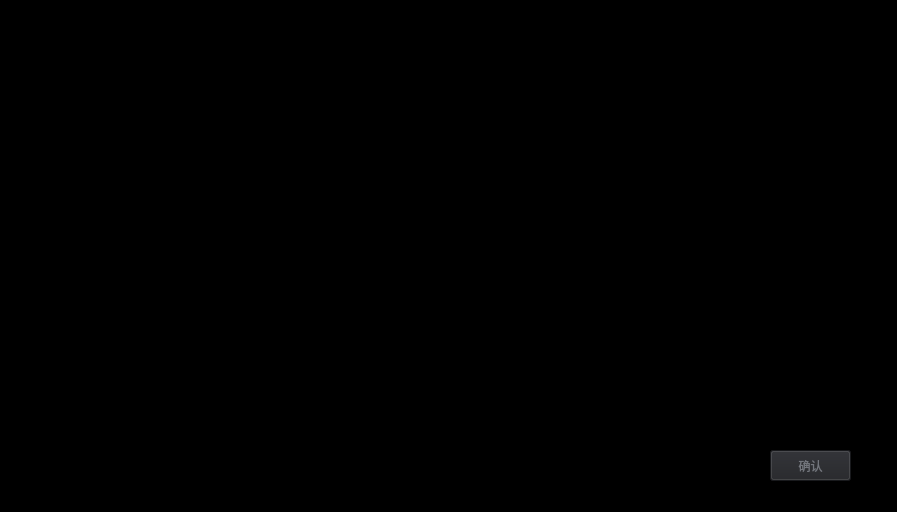
The window that SurgicalRobotSoftware_2_0/surgical-robot-software-2-0/patientinfowidget.ui (Z-Hd/Lingxi-Spine-care-Visual-Interactive-Software-Prototype) describes before a commit, drawn with Qt 5.
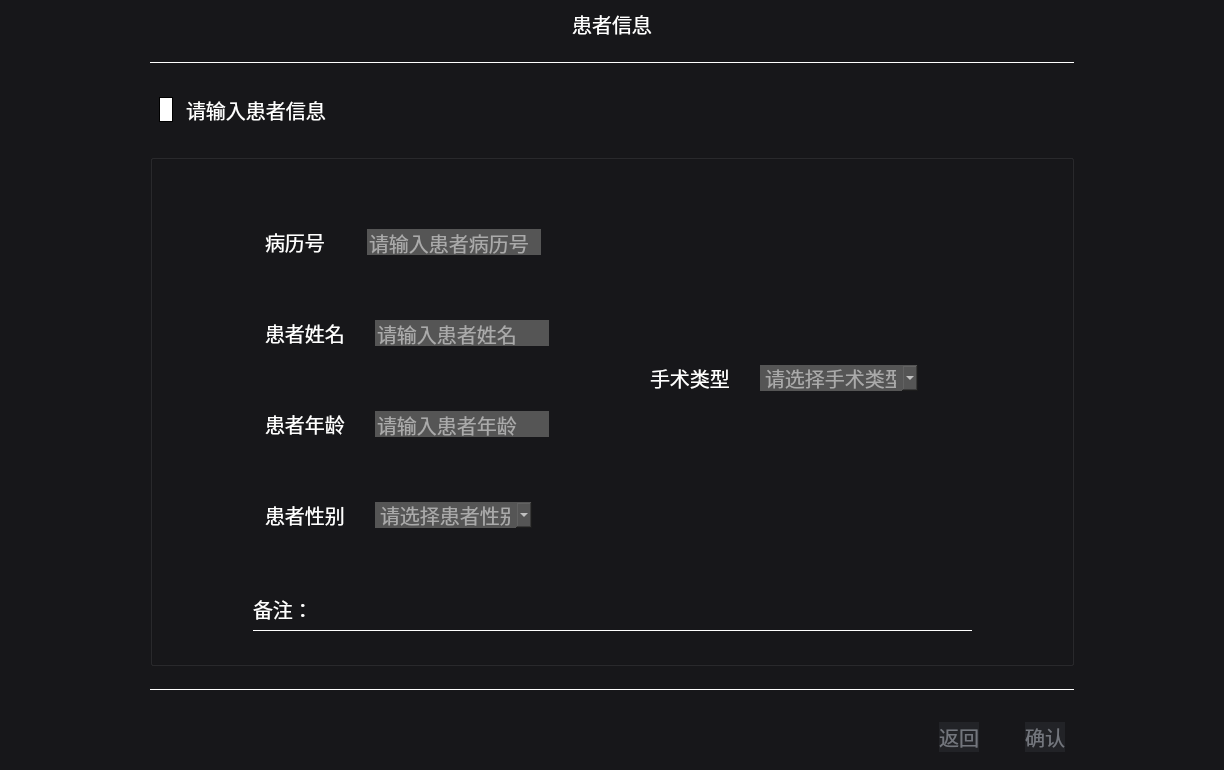
The same window after the commit. Icons and pictures are not drawn.

Commit message: patient and tool ui

Patch:
```diff
--- a/SurgicalRobotSoftware_2_0/surgical-robot-software-2-0/patientinfowidget.ui
+++ b/SurgicalRobotSoftware_2_0/surgical-robot-software-2-0/patientinfowidget.ui
@@ -6,13 +6,22 @@
    <rect>
     <x>0</x>
     <y>0</y>
-    <width>897</width>
-    <height>512</height>
+    <width>1224</width>
+    <height>770</height>
    </rect>
   </property>
+  <property name="sizePolicy">
+   <sizepolicy hsizetype="Expanding" vsizetype="Expanding">
+    <horstretch>0</horstretch>
+    <verstretch>0</verstretch>
+   </sizepolicy>
+  </property>
   <property name="windowTitle">
    <string>Form</string>
   </property>
+  <property name="styleSheet">
+   <string notr="true"/>
+  </property>
   <layout class="QGridLayout" name="gridLayout">
    <property name="leftMargin">
     <number>0</number>
@@ -26,30 +35,644 @@
    <property name="bottomMargin">
     <number>0</number>
    </property>
-   <property name="spacing">
+   <property name="horizontalSpacing">
+    <number>6</number>
+   </property>
+   <property name="verticalSpacing">
     <number>0</number>
    </property>
    <item row="0" column="0">
     <widget class="QWidget" name="widget" native="true">
+     <property name="minimumSize">
+      <size>
+       <width>16</width>
+       <height>16</height>
+      </size>
+     </property>
      <property name="styleSheet">
-      <string notr="true">background-color:rgb(0, 0, 0)</string>
+      <string notr="true">background-color:rgb(23, 23, 26);
+font-size: 20px;</string>
      </property>
-     <widget class="QPushButton" name="confirmButton">
-      <property name="geometry">
-       <rect>
-        <x>770</x>
-        <y>450</y>
-        <width>81</width>
-        <height>31</height>
-       </rect>
+     <layout class="QVBoxLayout" name="verticalLayout_4">
+      <property name="spacing">
+       <number>20</number>
       </property>
-      <property name="styleSheet">
-       <string notr="true">background-color:rgb(34, 35, 39);color:rgb(115, 118, 125)</string>
+      <property name="leftMargin">
+       <number>150</number>
       </property>
-      <property name="text">
-       <string>确认</string>
+      <property name="rightMargin">
+       <number>150</number>
       </property>
-     </widget>
+      <item>
+       <widget class="QLabel" name="label">
+        <property name="sizePolicy">
+         <sizepolicy hsizetype="Expanding" vsizetype="Fixed">
+          <horstretch>0</horstretch>
+          <verstretch>0</verstretch>
+         </sizepolicy>
+        </property>
+        <property name="styleSheet">
+         <string notr="true">background-color: rgb(23, 23, 26);
+color: rgb(255, 255, 255);</string>
+        </property>
+        <property name="text">
+         <string>患者信息</string>
+        </property>
+        <property name="alignment">
+         <set>Qt::AlignCenter</set>
+        </property>
+       </widget>
+      </item>
+      <item>
+       <widget class="QFrame" name="frame">
+        <property name="sizePolicy">
+         <sizepolicy hsizetype="Minimum" vsizetype="Fixed">
+          <horstretch>0</horstretch>
+          <verstretch>0</verstretch>
+         </sizepolicy>
+        </property>
+        <property name="styleSheet">
+         <string notr="true">QFrame{background:23, 23, 26;min-height:5px;color:white}</string>
+        </property>
+        <property name="frameShape">
+         <enum>QFrame::HLine</enum>
+        </property>
+        <property name="frameShadow">
+         <enum>QFrame::Plain</enum>
+        </property>
+        <property name="lineWidth">
+         <number>1</number>
+        </property>
+       </widget>
+      </item>
+      <item>
+       <widget class="QWidget" name="titleWidget" native="true">
+        <layout class="QHBoxLayout" name="horizontalLayout_9">
+         <property name="spacing">
+          <number>13</number>
+         </property>
+         <property name="sizeConstraint">
+          <enum>QLayout::SetMinimumSize</enum>
+         </property>
+         <item>
+          <widget class="QLabel" name="bellIcon">
+           <property name="sizePolicy">
+            <sizepolicy hsizetype="Fixed" vsizetype="Fixed">
+             <horstretch>0</horstretch>
+             <verstretch>0</verstretch>
+            </sizepolicy>
+           </property>
+           <property name="minimumSize">
+            <size>
+             <width>0</width>
+             <height>0</height>
+            </size>
+           </property>
+           <property name="styleSheet">
+            <string notr="true">border-radius: 20px;     
+border-image: url(:/resource/image/bell.png);
+border:1px solid black; 
+background: white;</string>
+           </property>
+           <property name="text">
+            <string/>
+           </property>
+          </widget>
+         </item>
+         <item>
+          <widget class="QLabel" name="label_3">
+           <property name="sizePolicy">
+            <sizepolicy hsizetype="Preferred" vsizetype="Preferred">
+             <horstretch>0</horstretch>
+             <verstretch>0</verstretch>
+            </sizepolicy>
+           </property>
+           <property name="styleSheet">
+            <string notr="true">color: rgb(255, 255, 255);</string>
+           </property>
+           <property name="text">
+            <string>请输入患者信息</string>
+           </property>
+          </widget>
+         </item>
+        </layout>
+       </widget>
+      </item>
+      <item>
+       <widget class="QGroupBox" name="groupBox">
+        <property name="sizePolicy">
+         <sizepolicy hsizetype="Expanding" vsizetype="Expanding">
+          <horstretch>0</horstretch>
+          <verstretch>0</verstretch>
+         </sizepolicy>
+        </property>
+        <property name="title">
+         <string/>
+        </property>
+        <layout class="QHBoxLayout" name="horizontalLayout_8">
+         <item>
+          <spacer name="horizontalSpacer_2">
+           <property name="orientation">
+            <enum>Qt::Horizontal</enum>
+           </property>
+           <property name="sizeType">
+            <enum>QSizePolicy::Preferred</enum>
+           </property>
+           <property name="sizeHint" stdset="0">
+            <size>
+             <width>73</width>
+             <height>20</height>
+            </size>
+           </property>
+          </spacer>
+         </item>
+         <item>
+          <widget class="QGroupBox" name="info">
+           <property name="sizePolicy">
+            <sizepolicy hsizetype="Expanding" vsizetype="Expanding">
+             <horstretch>0</horstretch>
+             <verstretch>0</verstretch>
+            </sizepolicy>
+           </property>
+           <property name="styleSheet">
+            <string notr="true">border:none</string>
+           </property>
+           <layout class="QVBoxLayout" name="verticalLayout_3">
+            <property name="spacing">
+             <number>6</number>
+            </property>
+            <item>
+             <widget class="QWidget" name="infoWidget" native="true">
+              <property name="sizePolicy">
+               <sizepolicy hsizetype="Expanding" vsizetype="Expanding">
+                <horstretch>0</horstretch>
+                <verstretch>0</verstretch>
+               </sizepolicy>
+              </property>
+              <layout class="QHBoxLayout" name="horizontalLayout_6">
+               <property name="spacing">
+                <number>40</number>
+               </property>
+               <item>
+                <widget class="QWidget" name="patientInputWidget" native="true">
+                 <property name="sizePolicy">
+                  <sizepolicy hsizetype="Fixed" vsizetype="Expanding">
+                   <horstretch>0</horstretch>
+                   <verstretch>0</verstretch>
+                  </sizepolicy>
+                 </property>
+                 <layout class="QVBoxLayout" name="verticalLayout">
+                  <property name="spacing">
+                   <number>30</number>
+                  </property>
+                  <item>
+                   <layout class="QHBoxLayout" name="horizontalLayout">
+                    <property name="spacing">
+                     <number>30</number>
+                    </property>
+                    <item>
+                     <widget class="QLabel" name="label_2">
+                      <property name="styleSheet">
+                       <string notr="true">color: rgb(255, 255, 255);</string>
+                      </property>
+                      <property name="text">
+                       <string>病历号  </string>
+                      </property>
+                     </widget>
+                    </item>
+                    <item>
+                     <widget class="QLineEdit" name="patientNumInput">
+                      <property name="sizePolicy">
+                       <sizepolicy hsizetype="Fixed" vsizetype="Fixed">
+                        <horstretch>0</horstretch>
+                        <verstretch>0</verstretch>
+                       </sizepolicy>
+                      </property>
+                      <property name="styleSheet">
+                       <string notr="true">background-color: rgb(85, 85, 85);
+color: rgb(255, 255, 255);
+border: none;
+text-align: center</string>
+                      </property>
+                      <property name="text">
+                       <string/>
+                      </property>
+                      <property name="placeholderText">
+                       <string>请输入患者病历号</string>
+                      </property>
+                     </widget>
+                    </item>
+                    <item>
+                     <spacer name="horizontalSpacer_5">
+                      <property name="orientation">
+                       <enum>Qt::Horizontal</enum>
+                      </property>
+                      <property name="sizeHint" stdset="0">
+                       <size>
+                        <width>40</width>
+                        <height>20</height>
+                       </size>
+                      </property>
+                     </spacer>
+                    </item>
+                   </layout>
+                  </item>
+                  <item>
+                   <layout class="QHBoxLayout" name="horizontalLayout_3">
+                    <property name="spacing">
+                     <number>30</number>
+                    </property>
+                    <item>
+                     <widget class="QLabel" name="label_8">
+                      <property name="styleSheet">
+                       <string notr="true">color: rgb(255, 255, 255);</string>
+                      </property>
+                      <property name="text">
+                       <string>患者姓名</string>
+                      </property>
+                     </widget>
+                    </item>
+                    <item>
+                     <widget class="QLineEdit" name="patientNameInput">
+                      <property name="sizePolicy">
+                       <sizepolicy hsizetype="Fixed" vsizetype="Fixed">
+                        <horstretch>0</horstretch>
+                        <verstretch>0</verstretch>
+                       </sizepolicy>
+                      </property>
+                      <property name="styleSheet">
+                       <string notr="true">background-color: rgb(85, 85, 85);
+color: rgb(255, 255, 255);
+border: none;
+text-align: center</string>
+                      </property>
+                      <property name="text">
+                       <string/>
+                      </property>
+                      <property name="placeholderText">
+                       <string>请输入患者姓名</string>
+                      </property>
+                     </widget>
+                    </item>
+                    <item>
+                     <spacer name="horizontalSpacer_6">
+                      <property name="orientation">
+                       <enum>Qt::Horizontal</enum>
+                      </property>
+                      <property name="sizeHint" stdset="0">
+                       <size>
+                        <width>40</width>
+                        <height>20</height>
+                       </size>
+                      </property>
+                     </spacer>
+                    </item>
+                   </layout>
+                  </item>
+                  <item>
+                   <layout class="QHBoxLayout" name="horizontalLayout_4">
+                    <property name="spacing">
+                     <number>30</number>
+                    </property>
+                    <item>
+                     <widget class="QLabel" name="label_9">
+                      <property name="styleSheet">
+                       <string notr="true">color: rgb(255, 255, 255);</string>
+                      </property>
+                      <property name="text">
+                       <string>患者年龄</string>
+                      </property>
+                     </widget>
+                    </item>
+                    <item>
+                     <widget class="QLineEdit" name="patientAgeInput">
+                      <property name="sizePolicy">
+                       <sizepolicy hsizetype="Fixed" vsizetype="Fixed">
+                        <horstretch>0</horstretch>
+                        <verstretch>0</verstretch>
+                       </sizepolicy>
+                      </property>
+                      <property name="styleSheet">
+                       <string notr="true">background-color: rgb(85, 85, 85);
+color: rgb(255, 255, 255);
+border: none;
+text-align: center</string>
+                      </property>
+                      <property name="text">
+                       <string/>
+                      </property>
+                      <property name="placeholderText">
+                       <string>请输入患者年龄</string>
+                      </property>
+                     </widget>
+                    </item>
+                    <item>
+                     <spacer name="horizontalSpacer_7">
+                      <property name="orientation">
+                       <enum>Qt::Horizontal</enum>
+                      </property>
+                      <property name="sizeHint" stdset="0">
+                       <size>
+                        <width>40</width>
+                        <height>20</height>
+                       </size>
+                      </property>
+                     </spacer>
+                    </item>
+                   </layout>
+                  </item>
+                  <item>
+                   <layout class="QHBoxLayout" name="horizontalLayout_5">
+                    <property name="spacing">
+                     <number>30</number>
+                    </property>
+                    <item>
+                     <widget class="QLabel" name="label_10">
+                      <property name="styleSheet">
+                       <string notr="true">color: rgb(255, 255, 255);</string>
+                      </property>
+                      <property name="text">
+                       <string>患者性别</string>
+                      </property>
+                     </widget>
+                    </item>
+                    <item>
+                     <widget class="QComboBox" name="patientGenderInput">
+                      <property name="sizePolicy">
+                       <sizepolicy hsizetype="Fixed" vsizetype="Fixed">
+                        <horstretch>0</horstretch>
+                        <verstretch>0</verstretch>
+                       </sizepolicy>
+                      </property>
+                      <property name="styleSheet">
+                       <string notr="true">background-color: rgb(85, 85, 85);
+color: rgb(255, 255, 255);
+border: none;
+text-align: center</string>
+                      </property>
+                      <property name="placeholderText">
+                       <string>请选择患者性别</string>
+                      </property>
+                     </widget>
+                    </item>
+                    <item>
+                     <spacer name="horizontalSpacer_8">
+                      <property name="orientation">
+                       <enum>Qt::Horizontal</enum>
+                      </property>
+                      <property name="sizeHint" stdset="0">
+                       <size>
+                        <width>40</width>
+                        <height>20</height>
+                       </size>
+                      </property>
+                     </spacer>
+                    </item>
+                   </layout>
+                  </item>
+                 </layout>
+                </widget>
+               </item>
+               <item>
+                <widget class="QWidget" name="typeWidget" native="true">
+                 <property name="sizePolicy">
+                  <sizepolicy hsizetype="Fixed" vsizetype="Fixed">
+                   <horstretch>0</horstretch>
+                   <verstretch>0</verstretch>
+                  </sizepolicy>
+                 </property>
+                 <layout class="QHBoxLayout" name="horizontalLayout_2">
+                  <property name="spacing">
+                   <number>30</number>
+                  </property>
+                  <item>
+                   <widget class="QLabel" name="label_7">
+                    <property name="styleSheet">
+                     <string notr="true">color: rgb(255, 255, 255);</string>
+                    </property>
+                    <property name="text">
+                     <string>手术类型</string>
+                    </property>
+                   </widget>
+                  </item>
+                  <item>
+                   <widget class="QComboBox" name="surgicalTypeInput">
+                    <property name="sizePolicy">
+                     <sizepolicy hsizetype="Fixed" vsizetype="Fixed">
+                      <horstretch>0</horstretch>
+                      <verstretch>0</verstretch>
+                     </sizepolicy>
+                    </property>
+                    <property name="styleSheet">
+                     <string notr="true">background-color: rgb(85, 85, 85);
+color: rgb(255, 255, 255);
+border: none;
+text-align: center</string>
+                    </property>
+                    <property name="placeholderText">
+                     <string>请选择手术类型</string>
+                    </property>
+                   </widget>
+                  </item>
+                  <item>
+                   <spacer name="horizontalSpacer_9">
+                    <property name="orientation">
+                     <enum>Qt::Horizontal</enum>
+                    </property>
+                    <property name="sizeHint" stdset="0">
+                     <size>
+                      <width>40</width>
+                      <height>20</height>
+                     </size>
+                    </property>
+                   </spacer>
+                  </item>
+                 </layout>
+                </widget>
+               </item>
+              </layout>
+             </widget>
+            </item>
+            <item>
+             <widget class="QWidget" name="notesWidget" native="true">
+              <property name="sizePolicy">
+               <sizepolicy hsizetype="Preferred" vsizetype="Preferred">
+                <horstretch>0</horstretch>
+                <verstretch>0</verstretch>
+               </sizepolicy>
+              </property>
+              <layout class="QVBoxLayout" name="verticalLayout_2">
+               <item>
+                <layout class="QHBoxLayout" name="horizontalLayout_7">
+                 <item>
+                  <widget class="QLabel" name="label_11">
+                   <property name="styleSheet">
+                    <string notr="true">color: rgb(255, 255, 255);</string>
+                   </property>
+                   <property name="text">
+                    <string>备注：</string>
+                   </property>
+                  </widget>
+                 </item>
+                 <item>
+                  <widget class="QLineEdit" name="lineEdit_5">
+                   <property name="styleSheet">
+                    <string notr="true">border: none;
+color: rgb(255, 255, 255);</string>
+                   </property>
+                  </widget>
+                 </item>
+                </layout>
+               </item>
+               <item>
+                <widget class="QFrame" name="frame_3">
+                 <property name="sizePolicy">
+                  <sizepolicy hsizetype="Minimum" vsizetype="Fixed">
+                   <horstretch>0</horstretch>
+                   <verstretch>0</verstretch>
+                  </sizepolicy>
+                 </property>
+                 <property name="styleSheet">
+                  <string notr="true">background:23, 23, 26;min-height:5px;color:white;border-top: 1px solid white; </string>
+                 </property>
+                 <property name="frameShape">
+                  <enum>QFrame::HLine</enum>
+                 </property>
+                 <property name="frameShadow">
+                  <enum>QFrame::Plain</enum>
+                 </property>
+                 <property name="lineWidth">
+                  <number>1</number>
+                 </property>
+                </widget>
+               </item>
+              </layout>
+             </widget>
+            </item>
+           </layout>
+          </widget>
+         </item>
+         <item>
+          <spacer name="horizontalSpacer">
+           <property name="orientation">
+            <enum>Qt::Horizontal</enum>
+           </property>
+           <property name="sizeType">
+            <enum>QSizePolicy::Preferred</enum>
+           </property>
+           <property name="sizeHint" stdset="0">
+            <size>
+             <width>72</width>
+             <height>20</height>
+            </size>
+           </property>
+          </spacer>
+         </item>
+        </layout>
+       </widget>
+      </item>
+      <item>
+       <widget class="QFrame" name="frame_4">
+        <property name="styleSheet">
+         <string notr="true">QFrame{background:23, 23, 26;min-height:5px;color:white}</string>
+        </property>
+        <property name="frameShape">
+         <enum>QFrame::HLine</enum>
+        </property>
+        <property name="frameShadow">
+         <enum>QFrame::Plain</enum>
+        </property>
+        <property name="lineWidth">
+         <number>1</number>
+        </property>
+       </widget>
+      </item>
+      <item>
+       <widget class="QGroupBox" name="groupBox_2">
+        <property name="sizePolicy">
+         <sizepolicy hsizetype="Minimum" vsizetype="Fixed">
+          <horstretch>0</horstretch>
+          <verstretch>0</verstretch>
+         </sizepolicy>
+        </property>
+        <property name="styleSheet">
+         <string notr="true">border: none;</string>
+        </property>
+        <property name="title">
+         <string/>
+        </property>
+        <layout class="QHBoxLayout" name="horizontalLayout_10">
+         <item>
+          <spacer name="horizontalSpacer_4">
+           <property name="orientation">
+            <enum>Qt::Horizontal</enum>
+           </property>
+           <property name="sizeHint" stdset="0">
+            <size>
+             <width>40</width>
+             <height>20</height>
+            </size>
+           </property>
+          </spacer>
+         </item>
+         <item>
+          <widget class="QPushButton" name="backButton">
+           <property name="sizePolicy">
+            <sizepolicy hsizetype="Fixed" vsizetype="Fixed">
+             <horstretch>0</horstretch>
+             <verstretch>0</verstretch>
+            </sizepolicy>
+           </property>
+           <property name="layoutDirection">
+            <enum>Qt::LeftToRight</enum>
+           </property>
+           <property name="styleSheet">
+            <string notr="true">background-color:rgb(34, 35, 39);color:rgb(115, 118, 125)</string>
+           </property>
+           <property name="text">
+            <string>返回</string>
+           </property>
+          </widget>
+         </item>
+         <item>
+          <spacer name="horizontalSpacer_3">
+           <property name="orientation">
+            <enum>Qt::Horizontal</enum>
+           </property>
+           <property name="sizeType">
+            <enum>QSizePolicy::Preferred</enum>
+           </property>
+           <property name="sizeHint" stdset="0">
+            <size>
+             <width>40</width>
+             <height>20</height>
+            </size>
+           </property>
+          </spacer>
+         </item>
+         <item>
+          <widget class="QPushButton" name="confirmButton">
+           <property name="sizePolicy">
+            <sizepolicy hsizetype="Fixed" vsizetype="Fixed">
+             <horstretch>0</horstretch>
+             <verstretch>0</verstretch>
+            </sizepolicy>
+           </property>
+           <property name="layoutDirection">
+            <enum>Qt::LeftToRight</enum>
+           </property>
+           <property name="styleSheet">
+            <string notr="true">background-color:rgb(34, 35, 39);color:rgb(115, 118, 125)</string>
+           </property>
+           <property name="text">
+            <string>确认</string>
+           </property>
+          </widget>
+         </item>
+        </layout>
+       </widget>
+      </item>
+     </layout>
     </widget>
    </item>
   </layout>
```
The commit also changes 463 other files.
